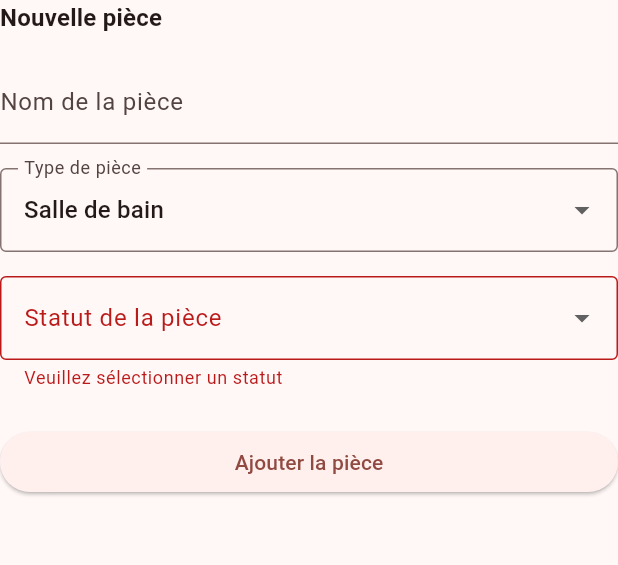
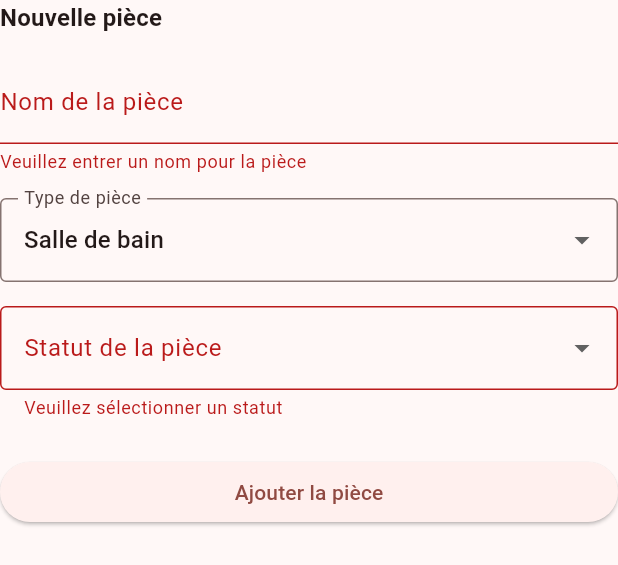
Before and after one commit to ByggL/samueliot_immocheck, a Flutter app: the RoomCreationForm widget shown alone on an empty page, opened directly with empty values, after a tap on "Ajouter la pièce", on a phone screen of 412 x 824 dp. Shown: the top 565 px of the screen. Run offline on Flutter 3.47's test engine with Material 3 defaults, Android fonts, the light colour scheme and no system bars; our stand-ins replace flutter_secure_storage, image_picker, pdf, permission_handler, printing, share_plus and 1 more; accounts and stored records are empty.

Commit message:
Fixed required field for room name

```diff
--- a/lib/ui/forms/build_room_form.dart
+++ b/lib/ui/forms/build_room_form.dart
@@ -17,7 +17,7 @@ class _RoomCreationForm extends State<RoomCreationForm> {
   final _formKey = GlobalKey<FormState>();
   RoomTypes _nameController= RoomTypes.bathroom ;
   EtatsElement? _selectedStatus ;
-  TextEditingController _roomTrueNameController = TextEditingController();
+  final TextEditingController _roomTrueNameController = TextEditingController();
   String? _roomId ;
 
   @override
@@ -46,11 +46,18 @@ class _RoomCreationForm extends State<RoomCreationForm> {
             ).textTheme.titleMedium?.copyWith(fontWeight: FontWeight.bold),
           ),
           const SizedBox(height: 16),
-          TextField(
+          TextFormField(
             decoration: const InputDecoration(
               labelText: "Nom de la pièce",
             ),
             controller: _roomTrueNameController,
+            validator:
+                (value) {
+                  if (value == null || value.isEmpty) {
+                    return "Veuillez entrer un nom pour la pièce";
+                    }
+                  return null;
+                },
           ),
           const SizedBox(height: 16),
           DropdownButtonFormField<RoomTypes>(
```
